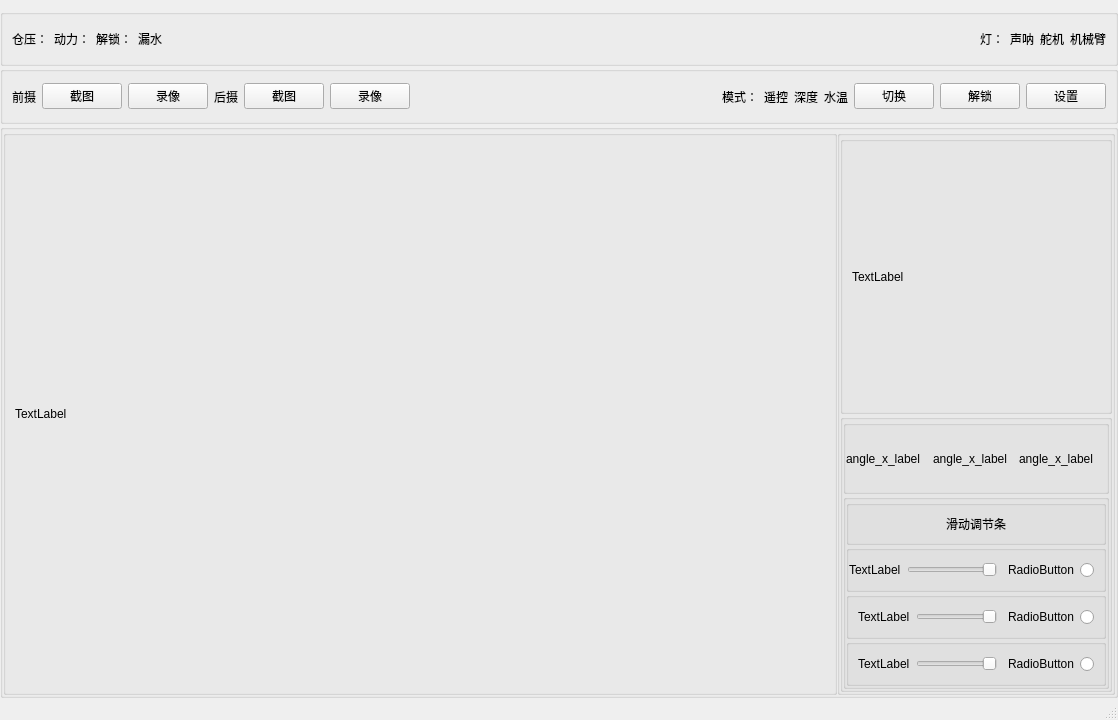
Qt form ui/main_ui.ui (ndkjing/uuv) before a commit.
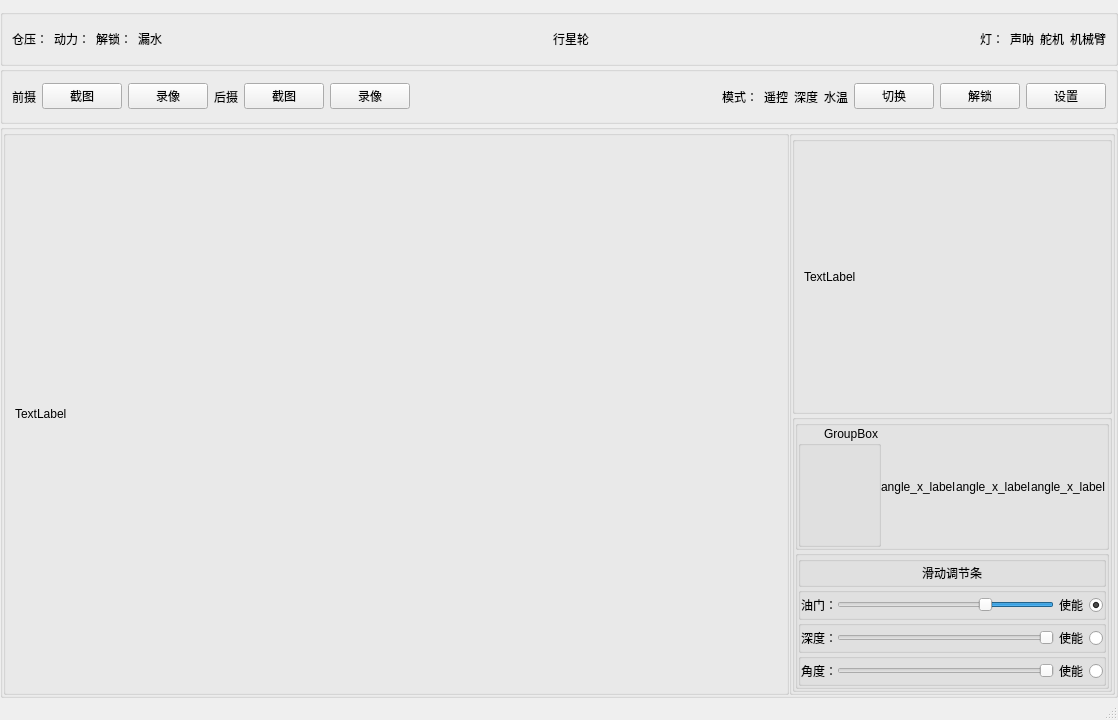
The same form after that commit.

Diff of the .ui file:
```diff
--- a/ui/main_ui.ui
+++ b/ui/main_ui.ui
@@ -76,6 +76,26 @@
          </property>
         </widget>
        </item>
+       <item>
+        <spacer name="horizontalSpacer_2">
+         <property name="orientation">
+          <enum>Qt::Horizontal</enum>
+         </property>
+         <property name="sizeHint" stdset="0">
+          <size>
+           <width>40</width>
+           <height>20</height>
+          </size>
+         </property>
+        </spacer>
+       </item>
+       <item>
+        <widget class="QLabel" name="logo_label">
+         <property name="text">
+          <string>行星轮</string>
+         </property>
+        </widget>
+       </item>
        <item>
         <spacer name="horizontalSpacer_4">
          <property name="orientation">
@@ -369,6 +389,13 @@
                   </property>
                  </widget>
                 </item>
+                <item>
+                 <widget class="QGroupBox" name="test_paint_box">
+                  <property name="title">
+                   <string>GroupBox</string>
+                  </property>
+                 </widget>
+                </item>
                </layout>
               </widget>
              </item>
@@ -399,6 +426,21 @@
                    <string/>
                   </property>
                   <layout class="QVBoxLayout" name="verticalLayout_5">
+                   <property name="spacing">
+                    <number>0</number>
+                   </property>
+                   <property name="leftMargin">
+                    <number>0</number>
+                   </property>
+                   <property name="topMargin">
+                    <number>0</number>
+                   </property>
+                   <property name="rightMargin">
+                    <number>0</number>
+                   </property>
+                   <property name="bottomMargin">
+                    <number>0</number>
+                   </property>
                    <item>
                     <widget class="QLabel" name="label">
                      <property name="text">
@@ -418,18 +460,42 @@
                    <string/>
                   </property>
                   <layout class="QHBoxLayout" name="horizontalLayout_7">
+                   <property name="spacing">
+                    <number>0</number>
+                   </property>
                    <property name="leftMargin">
                     <number>0</number>
                    </property>
+                   <property name="topMargin">
+                    <number>0</number>
+                   </property>
+                   <property name="rightMargin">
+                    <number>0</number>
+                   </property>
+                   <property name="bottomMargin">
+                    <number>0</number>
+                   </property>
                    <item>
                     <widget class="QRadioButton" name="radioButton">
                      <property name="text">
-                      <string>RadioButton</string>
+                      <string>使能</string>
+                     </property>
+                     <property name="checked">
+                      <bool>true</bool>
                      </property>
                     </widget>
                    </item>
                    <item>
-                    <widget class="QSlider" name="horizontalSlider">
+                    <widget class="QSlider" name="speed_slider">
+                     <property name="toolTipDuration">
+                      <number>1</number>
+                     </property>
+                     <property name="singleStep">
+                      <number>1</number>
+                     </property>
+                     <property name="value">
+                      <number>30</number>
+                     </property>
                      <property name="orientation">
                       <enum>Qt::Horizontal</enum>
                      </property>
@@ -438,7 +504,7 @@
                    <item>
                     <widget class="QLabel" name="label_4">
                      <property name="text">
-                      <string>TextLabel</string>
+                      <string>油门：</string>
                      </property>
                     </widget>
                    </item>
@@ -451,10 +517,25 @@
                    <string/>
                   </property>
                   <layout class="QHBoxLayout" name="horizontalLayout_8">
+                   <property name="spacing">
+                    <number>0</number>
+                   </property>
+                   <property name="leftMargin">
+                    <number>0</number>
+                   </property>
+                   <property name="topMargin">
+                    <number>0</number>
+                   </property>
+                   <property name="rightMargin">
+                    <number>0</number>
+                   </property>
+                   <property name="bottomMargin">
+                    <number>0</number>
+                   </property>
                    <item>
                     <widget class="QRadioButton" name="radioButton_2">
                      <property name="text">
-                      <string>RadioButton</string>
+                      <string>使能</string>
                      </property>
                     </widget>
                    </item>
@@ -468,7 +549,7 @@
                    <item>
                     <widget class="QLabel" name="label_2">
                      <property name="text">
-                      <string>TextLabel</string>
+                      <string>深度：</string>
                      </property>
                     </widget>
                    </item>
@@ -481,15 +562,33 @@
                    <string/>
                   </property>
                   <layout class="QHBoxLayout" name="horizontalLayout_9">
+                   <property name="spacing">
+                    <number>0</number>
+                   </property>
+                   <property name="leftMargin">
+                    <number>0</number>
+                   </property>
+                   <property name="topMargin">
+                    <number>0</number>
+                   </property>
+                   <property name="rightMargin">
+                    <number>0</number>
+                   </property>
+                   <property name="bottomMargin">
+                    <number>0</number>
+                   </property>
                    <item>
                     <widget class="QRadioButton" name="radioButton_3">
                      <property name="text">
-                      <string>RadioButton</string>
+                      <string>使能</string>
                      </property>
                     </widget>
                    </item>
                    <item>
-                    <widget class="QSlider" name="horizontalSlider_3">
+                    <widget class="QSlider" name="angle_slider">
+                     <property name="maximum">
+                      <number>360</number>
+                     </property>
                      <property name="orientation">
                       <enum>Qt::Horizontal</enum>
                      </property>
@@ -498,7 +597,7 @@
                    <item>
                     <widget class="QLabel" name="label_3">
                      <property name="text">
-                      <string>TextLabel</string>
+                      <string>角度：</string>
                      </property>
                     </widget>
                    </item>
```
Left out of the diff: 14 changed lines with no effect on the pictures.
